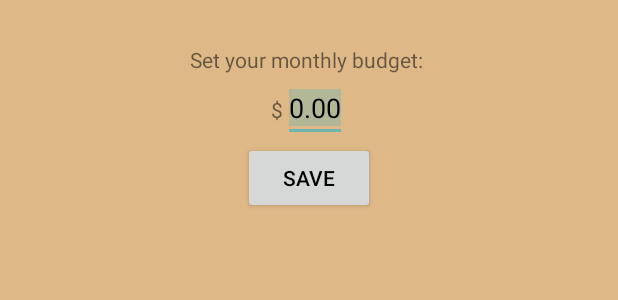
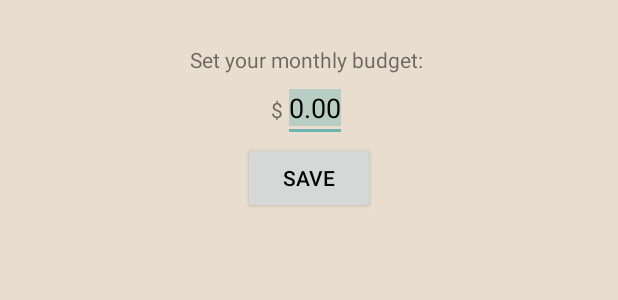
Before and after one commit to bryannaphan/FundGuy, an Android app: the layout fragment_set_budget.xml on its own in the app's theme, with its tools: preview values and no code run, on a phone screen of 412 x 824 dp. Shown: the top 300 px of the screen. Run offline under Robolectric (Android 15) with nearby library versions, the phone set to English and light mode, and no system bars.

Commit message:
styles & colors added for theme

```diff
--- a/app/src/main/java/edu/ucsb/cs/cs185/bryannaphan/fundguy/OverviewActivity.java
+++ b/app/src/main/java/edu/ucsb/cs/cs185/bryannaphan/fundguy/OverviewActivity.java
@@ -1,10 +1,13 @@
 package edu.ucsb.cs.cs185.bryannaphan.fundguy;
+import android.graphics.Color;
+import android.graphics.Paint;
 import android.icu.text.SelectFormat;
 import android.support.v7.app.ActionBar;
 import android.support.v7.app.AppCompatActivity;
 import android.os.Bundle;
 import android.support.v7.widget.Toolbar;
 
+import com.github.mikephil.charting.charts.Chart;
 import com.github.mikephil.charting.charts.PieChart;
 import com.github.mikephil.charting.data.PieData;
 import com.github.mikephil.charting.data.PieDataSet;
@@ -85,6 +88,9 @@ public class OverviewActivity extends AppCompatActivity {
         // change the colors cause thats fun :D
         dataSet.setColors(ColorTemplate.JOYFUL_COLORS);
         pieChart.setData(data);
+
+        pieChart.setHoleColor(Color.parseColor("#e8ddce"));
+
         pieChart.invalidate(); // refresh
     }
 }
--- a/app/src/main/res/values/colors.xml
+++ b/app/src/main/res/values/colors.xml
@@ -9,7 +9,7 @@
     <color name="color1">#309116</color>
     <color name="color2">#ff0000</color>
     <color name="greenMedium">#506d56</color>
-    <color name="backgroundColor">#DEB887</color>
+    <color name="backgroundColor">#e8ddce</color>
     <color name="primary_dark_material_light_1">#f5f5f5</color>
     <color name="textColor">#000000</color>
 
--- a/app/src/main/res/values/styles.xml
+++ b/app/src/main/res/values/styles.xml
@@ -20,7 +20,9 @@
     <style name="fundguyTheme1" parent="Theme.AppCompat.Light.NoActionBar">
         <item name="android:textColorPrimary">@color/textColor</item>
         <item name="android:textColorPrimaryInverse">@color/black</item>
-        <item name="android:navigationBarColor">@color/greenMedium</item>
+        <item name="android:navigationBarColor">@color/black</item>
+        <item name="android:windowBackground">@color/backgroundColor</item>
+
     </style>
 
 </resources>
```
Also changed, not shown: app/src/main/AndroidManifest.xml (+9 -1 lines).
